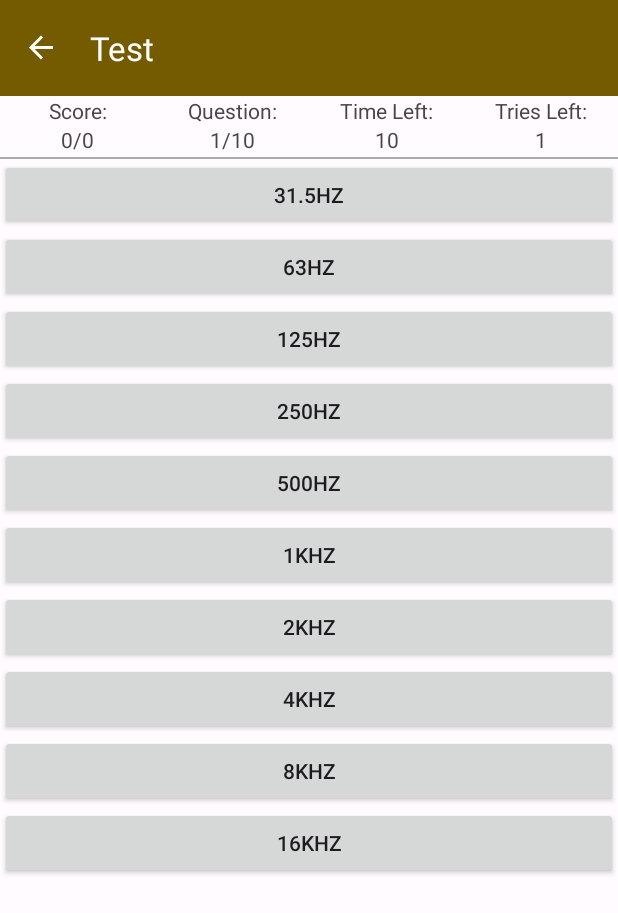
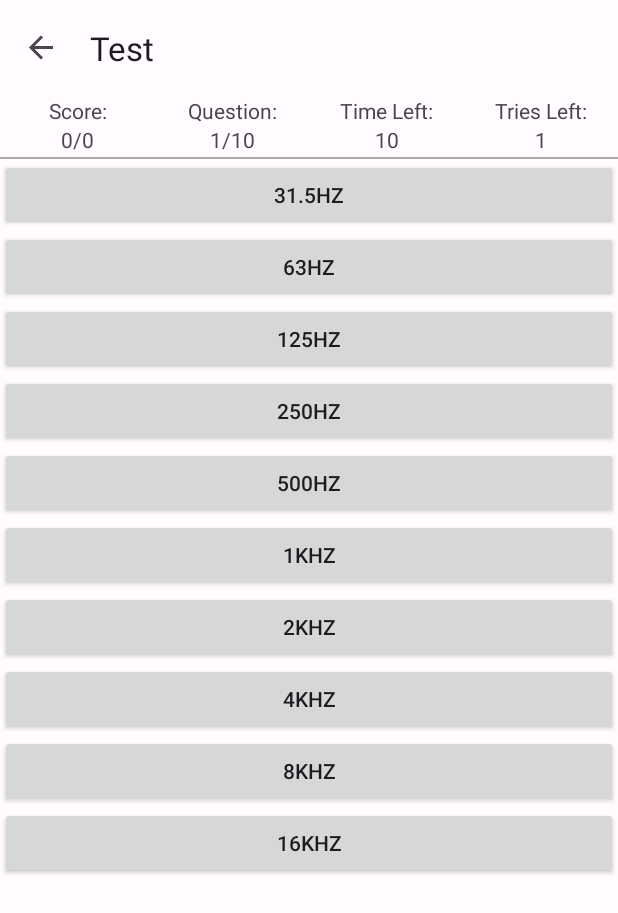
Before and after one commit to Salavin/Ear-Trainer, an Android app built with Jetpack Compose: the screen it shows after launch (MainActivity), after a tap on "Take Test", on a phone screen of 412 x 824 dp. Shown: the top 913 px of the screen. Run offline under Robolectric (Android 15) with nearby library versions, the phone set to English and light mode, and no system bars; our stand-ins replace navigation-ui.

Commit message:
Minor GUI updates; bumping to 1.3.

```diff
--- a/app/src/main/java/in/samlav/eartrainer/TestFragment.kt
+++ b/app/src/main/java/in/samlav/eartrainer/TestFragment.kt
@@ -1,7 +1,7 @@
 package `in`.samlav.eartrainer
 
 import `in`.samlav.eartrainer.databinding.FragmentTestBinding
-import android.app.AlertDialog
+import androidx.appcompat.app.AlertDialog
 import android.content.SharedPreferences
 import android.graphics.BlendMode
 import android.graphics.BlendModeColorFilter
@@ -26,6 +26,7 @@ import androidx.fragment.app.Fragment
 import androidx.navigation.NavController
 import androidx.navigation.fragment.findNavController
 import androidx.preference.PreferenceManager
+import com.google.android.material.dialog.MaterialAlertDialogBuilder
 import kotlin.math.roundToInt
 import kotlin.random.Random
 
@@ -503,7 +504,7 @@ class TestFragment : Fragment()
         if (!exitDialogShowing && findNavControllerSafely()?.currentDestination?.id == R.id.TestFragment)
         {
             dialog = activity?.let {
-                val builder = AlertDialog.Builder(it)
+                val builder = MaterialAlertDialogBuilder(it)
                 builder.apply {
                     setTitle("Resume Test?")
                     setMessage("Would you like to resume the test where you left off, or quit?")
--- a/app/src/main/res/layout/activity_main.xml
+++ b/app/src/main/res/layout/activity_main.xml
@@ -1,34 +1,23 @@
 <?xml version="1.0" encoding="utf-8"?>
 <androidx.coordinatorlayout.widget.CoordinatorLayout xmlns:android="http://schemas.android.com/apk/res/android"
-    xmlns:app="http://schemas.android.com/apk/res-auto"
     xmlns:tools="http://schemas.android.com/tools"
     android:layout_width="match_parent"
     android:layout_height="match_parent"
+    android:fitsSystemWindows="true"
     tools:context=".MainActivity">
 
     <com.google.android.material.appbar.AppBarLayout
         android:layout_width="match_parent"
         android:layout_height="wrap_content"
-        android:theme="@style/Theme.EarTrainer.AppBarOverlay">
+        android:fitsSystemWindows="true" >
 
         <androidx.appcompat.widget.Toolbar
             android:id="@+id/toolbar"
             android:layout_width="match_parent"
-            android:layout_height="?attr/actionBarSize"
-            android:background="?attr/colorPrimary"
-            app:popupTheme="@style/Theme.EarTrainer.PopupOverlay" />
+            android:layout_height="?attr/actionBarSize" />
 
     </com.google.android.material.appbar.AppBarLayout>
 
     <include layout="@layout/content_main" />
 
-<!--    <com.google.android.material.floatingactionbutton.FloatingActionButton-->
-<!--        android:id="@+id/fab"-->
-<!--        android:layout_width="wrap_content"-->
-<!--        android:layout_height="wrap_content"-->
-<!--        android:layout_gravity="bottom|end"-->
-<!--        android:layout_marginEnd="@dimen/fab_margin"-->
-<!--        android:layout_marginBottom="16dp"-->
-<!--        app:srcCompat="@android:drawable/ic_dialog_email" />-->
-
 </androidx.coordinatorlayout.widget.CoordinatorLayout>
--- a/app/src/main/res/layout/fragment_about.xml
+++ b/app/src/main/res/layout/fragment_about.xml
@@ -24,7 +24,7 @@
         android:layout_width="wrap_content"
         android:layout_height="wrap_content"
         android:text="@string/me"
-        android:textSize="25sp"
+        android:textAppearance="?attr/textAppearanceTitleLarge"
         app:layout_constraintBottom_toTopOf="@+id/guideline5"
         app:layout_constraintEnd_toEndOf="parent"
         app:layout_constraintStart_toStartOf="parent"
@@ -38,6 +38,7 @@
         app:layout_constraintGuide_percent="0.5" />
 
     <Button
+        style="@style/Widget.Material3.Button.OutlinedButton"
         android:id="@+id/button_website"
         android:layout_width="wrap_content"
         android:layout_height="wrap_content"
@@ -49,6 +50,7 @@
         app:layout_constraintTop_toBottomOf="@+id/guideline5" />
 
     <Button
+        style="@style/Widget.Material3.Button.OutlinedButton"
         android:id="@+id/button_project_repository"
         android:layout_width="wrap_content"
         android:layout_height="wrap_content"
@@ -58,6 +60,7 @@
         app:layout_constraintStart_toEndOf="@+id/button_website" />
 
     <Button
+        style="@style/Widget.Material3.Button.OutlinedButton"
         android:id="@+id/button_buy_me_a_coffee"
         android:layout_width="wrap_content"
         android:layout_height="wrap_content"
--- a/app/src/main/res/layout/fragment_home.xml
+++ b/app/src/main/res/layout/fragment_home.xml
@@ -7,6 +7,7 @@
     tools:context=".HomeFragment">
 
     <ImageView
+        android:contentDescription="@string/app_name"
         android:id="@+id/imageView"
         android:layout_width="150sp"
         android:layout_height="150sp"
@@ -21,7 +22,7 @@
         android:layout_width="wrap_content"
         android:layout_height="wrap_content"
         android:text="@string/ear_trainer"
-        android:textSize="50sp"
+        android:textAppearance="?attr/textAppearanceDisplayLarge"
         app:layout_constraintBottom_toTopOf="@id/guideline4"
         app:layout_constraintEnd_toEndOf="parent"
         app:layout_constraintStart_toStartOf="parent"
@@ -47,6 +48,7 @@
         app:layout_constraintVertical_chainStyle="packed" />
 
     <Button
+        style="@style/Widget.Material3.Button.OutlinedButton"
         android:id="@+id/button_to_settings"
         android:layout_width="wrap_content"
         android:layout_height="wrap_content"
--- a/app/src/main/res/values-night/themes.xml
+++ b/app/src/main/res/values-night/themes.xml
@@ -1,6 +1,6 @@
-<resources xmlns:tools="http://schemas.android.com/tools">
+<resources>
     <!-- Base application theme. -->
-    <style name="Theme.EarTrainer" parent="Theme.MaterialComponents.DayNight.DarkActionBar">
+    <style name="Base.Theme.EarTrainer" parent="Theme.Material3.Dark.NoActionBar">
         <item name="colorPrimary">@color/md_theme_dark_primary</item>
         <item name="colorOnPrimary">@color/md_theme_dark_onPrimary</item>
         <item name="colorPrimaryContainer">@color/md_theme_dark_primaryContainer</item>
--- /dev/null
+++ b/app/src/main/res/values-v29/themes.xml
@@ -0,0 +1,9 @@
+<resources>
+
+    <style name="Theme.EarTrainer" parent="Base.Theme.EarTrainer">
+        <!-- Transparent system bars for edge-to-edge. -->
+        <item name="android:navigationBarColor">@android:color/transparent</item>
+        <item name="android:statusBarColor">@android:color/transparent</item>
+        <item name="android:windowLightStatusBar">?attr/isLightTheme</item>
+    </style>
+</resources>
--- a/app/src/main/res/values/strings.xml
+++ b/app/src/main/res/values/strings.xml
@@ -22,7 +22,7 @@
     <string name="high_end_pad_summary">How much the high end will be padded (in dB)</string>
     <string name="crossover_summary">At what frequency the EQ will begin padding. There will also be a transition band that is half of this frequency.</string>
     <string name="which_bins_error">Error: cannot have every bin be excluded!</string>
-    <string name="me">App developed by Sam Lavin.</string>
+    <string name="me">App developed by Sam Lavin</string>
     <string name="image_of_me">Image of myself.</string>
     <string name="website">Website</string>
     <string name="project_repository">Project Repository</string>
--- a/app/src/main/res/values/themes.xml
+++ b/app/src/main/res/values/themes.xml
@@ -1,6 +1,6 @@
-<resources xmlns:tools="http://schemas.android.com/tools">
+<resources>
     <!-- Base application theme. -->
-    <style name="Theme.EarTrainer" parent="Theme.Material3.DayNight.NoActionBar">
+    <style name="Base.Theme.EarTrainer" parent="Theme.Material3.DayNight.NoActionBar">
         <item name="colorPrimary">@color/md_theme_light_primary</item>
         <item name="colorOnPrimary">@color/md_theme_light_onPrimary</item>
         <item name="colorPrimaryContainer">@color/md_theme_light_primaryContainer</item>
@@ -29,6 +29,8 @@
         <item name="colorPrimaryInverse">@color/md_theme_light_inversePrimary</item>
     </style>
 
+    <style name="Theme.EarTrainer" parent="Base.Theme.EarTrainer" />
+
     <style name="Theme.EarTrainer.NoActionBar">
         <item name="windowActionBar">false</item>
         <item name="windowNoTitle">true</item>
```
Also changed, not shown: app/build.gradle (+4 -4 lines), 1 other file.
